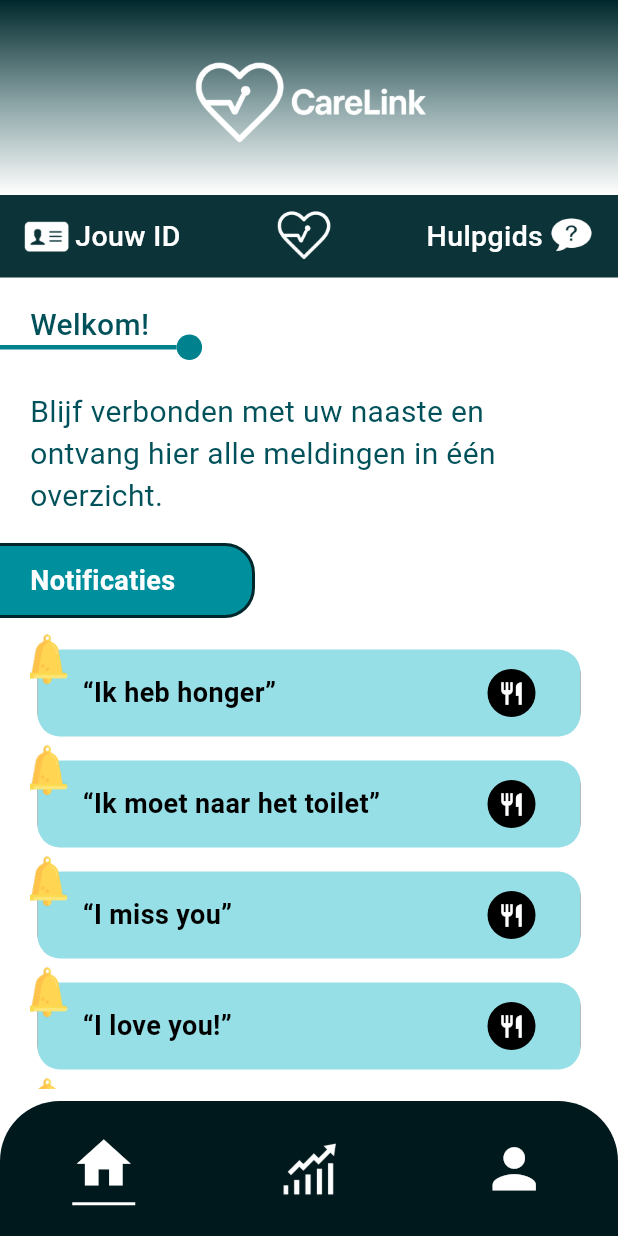
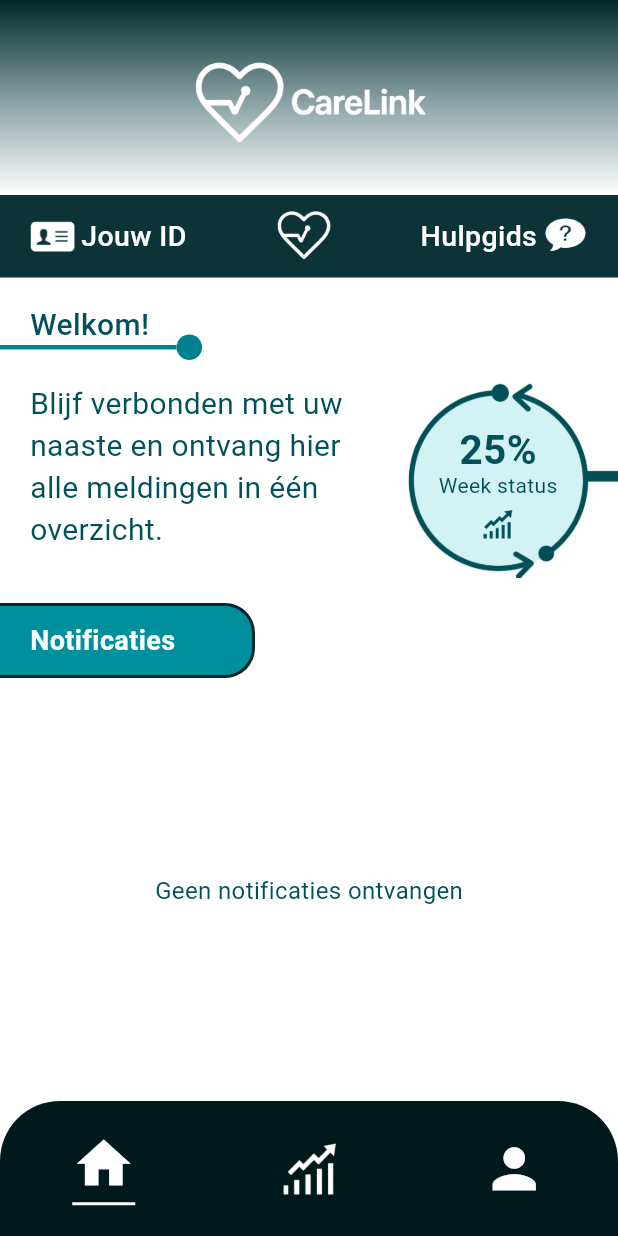
Before and after one commit to jaszy-md/Caregiver_app, a Flutter app: the CaregiverHomePage screen opened by its route, on a phone screen of 412 x 824 dp. Run offline on Flutter 3.47's test engine with Material 3 defaults, Android fonts, the phone set to English and light mode, and no system bars; our stand-ins replace animated_text_kit, fl_chart, go_router; Roboto replaces fonts that are missing (Poppins).

Commit message:
caregiver homepage + animations

```diff
--- a/lib/layout/subheaders/caregiver_sub_header.dart
+++ b/lib/layout/subheaders/caregiver_sub_header.dart
@@ -9,7 +9,7 @@ class CaregiverSubHeader extends StatelessWidget {
     return Container(
       height: 55,
       color: const Color(0xFF0C3337),
-      padding: const EdgeInsets.symmetric(horizontal: 16),
+      padding: const EdgeInsets.symmetric(horizontal: 20),
       child: Row(
         mainAxisAlignment: MainAxisAlignment.spaceBetween,
         crossAxisAlignment: CrossAxisAlignment.center,
--- a/lib/views/caregiver/home/caregiver_home_page.dart
+++ b/lib/views/caregiver/home/caregiver_home_page.dart
@@ -1,5 +1,6 @@
 import 'package:care_link/widgets/notifications/notification_tile.dart';
 import 'package:care_link/widgets/notifications/notification_title_tile.dart';
+import 'package:care_link/widgets/tiles/week-state-tile.dart';
 import 'package:flutter/material.dart';
 import 'package:care_link/widgets/tiles/line_dot_title.dart';
 
@@ -10,14 +11,65 @@ class CaregiverHomePage extends StatefulWidget {
   State<CaregiverHomePage> createState() => _CaregiverHomePageState();
 }
 
-class _CaregiverHomePageState extends State<CaregiverHomePage> {
-  final List<String> _notifications = [
+class _CaregiverHomePageState extends State<CaregiverHomePage>
+    with TickerProviderStateMixin {
+  late final AnimationController _weekTileController;
+  Animation<Offset>? _weekTileAnimation;
+
+  late final AnimationController _tileController;
+
+  final List<String> _allNotifications = [
     '“Ik heb honger”',
     '“Ik moet naar het toilet”',
     '“I miss you”',
-    '“I love you!”',
     '“Ik wil naar buiten”',
   ];
+
+  final List<String> _visibleNotifications = [];
+
+  @override
+  void initState() {
+    super.initState();
+
+    _weekTileController = AnimationController(
+      vsync: this,
+      duration: const Duration(milliseconds: 900),
+    );
+
+    _weekTileAnimation = Tween<Offset>(
+      begin: const Offset(1.2, 0),
+      end: Offset.zero,
+    ).animate(
+      CurvedAnimation(parent: _weekTileController, curve: Curves.easeOutCubic),
+    );
+
+    _tileController = AnimationController(
+      vsync: this,
+      duration: const Duration(milliseconds: 800),
+    );
+
+    WidgetsBinding.instance.addPostFrameCallback((_) {
+      if (mounted) _weekTileController.forward(from: 0);
+    });
+  }
+
+  @override
+  void dispose() {
+    _weekTileController.dispose();
+    _tileController.dispose();
+    super.dispose();
+  }
+
+  void _addNotification() {
+    if (_visibleNotifications.length < _allNotifications.length) {
+      setState(() {
+        _visibleNotifications.add(
+          _allNotifications[_visibleNotifications.length],
+        );
+      });
+      _tileController.forward(from: 0);
+    }
+  }
 
   @override
   Widget build(BuildContext context) {
@@ -28,14 +80,16 @@ class _CaregiverHomePageState extends State<CaregiverHomePage> {
         crossAxisAlignment: CrossAxisAlignment.start,
         children: [
           const SizedBox(height: 5),
+          const LineDotTitle(title: 'Welkom!'),
+          const SizedBox(height: 15),
 
-          const LineDotTitle(title: 'Welkom!'),
-
-          const SizedBox(height: 20),
-
-          const Padding(
-            padding: EdgeInsets.symmetric(horizontal: 20),
-            child: Text(
+          Row(
+            crossAxisAlignment: CrossAxisAlignment.start,
+            children: [
+              Expanded(
+                child: Padding(
+                  padding: const EdgeInsets.symmetric(horizontal: 20),
+                  child: const Text(
                     'Blijf verbonden met uw naaste en ontvang hier alle meldingen in één overzicht.',
                     style: TextStyle(
                       fontFamily: 'Poppins',
@@ -45,10 +99,25 @@ class _CaregiverHomePageState extends State<CaregiverHomePage> {
                     ),
                   ),
                 ),
+              ),
 
-          const SizedBox(height: 11),
+              if (_weekTileAnimation != null)
+                SlideTransition(
+                  position: _weekTileAnimation!,
+                  child: const WeekStateTile(),
+                )
+              else
+                const WeekStateTile(),
+            ],
+          ),
 
-          const NotificationTitleTile(label: 'Notificaties'),
+          const SizedBox(height: 10),
+
+          // Temporary test btn to add notificationss
+          GestureDetector(
+            onTap: _addNotification,
+            child: const NotificationTitleTile(label: 'Notificaties'),
+          ),
 
           const SizedBox(height: 3),
 
@@ -61,6 +130,19 @@ class _CaregiverHomePageState extends State<CaregiverHomePage> {
               ),
               child: LayoutBuilder(
                 builder: (context, constraints) {
+                  if (_visibleNotifications.isEmpty) {
+                    return const Center(
+                      child: Text(
+                        'Geen notificaties ontvangen',
+                        style: TextStyle(
+                          fontFamily: 'Poppins',
+                          fontSize: 16,
+                          color: Color(0xFF005159),
+                        ),
+                      ),
+                    );
+                  }
+
                   return SingleChildScrollView(
                     physics: const BouncingScrollPhysics(),
                     child: ConstrainedBox(
@@ -71,7 +153,7 @@ class _CaregiverHomePageState extends State<CaregiverHomePage> {
                         physics: const NeverScrollableScrollPhysics(),
                         shrinkWrap: true,
                         clipBehavior: Clip.none,
-                        itemCount: _notifications.length,
+                        itemCount: _visibleNotifications.length,
                         padding: const EdgeInsets.only(
                           top: 3,
                           bottom: 20,
@@ -79,8 +161,25 @@ class _CaregiverHomePageState extends State<CaregiverHomePage> {
                           right: 5,
                         ),
                         itemBuilder: (context, index) {
-                          final notification = _notifications[index];
-                          return Stack(
+                          final notification = _visibleNotifications[index];
+
+                          final tileAnimation = Tween<Offset>(
+                            begin: const Offset(0, -1),
+                            end: Offset.zero,
+                          ).animate(
+                            CurvedAnimation(
+                              parent: _tileController,
+                              curve: Interval(
+                                0.1 * index,
+                                0.6 + 0.1 * index,
+                                curve: Curves.easeOutCubic,
+                              ),
+                            ),
+                          );
+
+                          return SlideTransition(
+                            position: tileAnimation,
+                            child: Stack(
                               clipBehavior: Clip.none,
                               children: [
                                 Positioned.fill(
@@ -105,7 +204,6 @@ class _CaregiverHomePageState extends State<CaregiverHomePage> {
                                     ),
                                   ),
                                 ),
-
                                 Padding(
                                   padding: const EdgeInsets.symmetric(
                                     vertical: 8,
@@ -115,13 +213,16 @@ class _CaregiverHomePageState extends State<CaregiverHomePage> {
                                     direction: DismissDirection.endToStart,
                                     onDismissed: (_) {
                                       setState(() {
-                                      _notifications.removeAt(index);
+                                        _visibleNotifications.removeAt(index);
                                       });
                                     },
-                                  child: NotificationTile(label: notification),
+                                    child: NotificationTile(
+                                      label: notification,
+                                    ),
                                   ),
                                 ),
                               ],
+                            ),
                           );
                         },
                       ),
--- a/lib/widgets/sections/graph_section.dart
+++ b/lib/widgets/sections/graph_section.dart
@@ -199,7 +199,7 @@ class _GraphSectionState extends State<GraphSection> {
         ),
 
         const SizedBox(height: 2),
-
+        //legenda
         Container(
           margin: const EdgeInsets.only(left: 20),
           child: Center(
--- a/lib/widgets/tiles/legenda_tile.dart
+++ b/lib/widgets/tiles/legenda_tile.dart
@@ -78,7 +78,7 @@ class _LegendaTileState extends State<LegendaTile> {
               textAlign: TextAlign.left,
               style: const TextStyle(
                 fontFamily: 'Poppins',
-                fontSize: 14,
+                fontSize: 15,
                 fontWeight: FontWeight.w600,
                 color: Colors.black,
               ),
--- /dev/null
+++ b/lib/widgets/tiles/week-state-tile.dart
@@ -0,0 +1,67 @@
+import 'package:flutter/material.dart';
+import 'package:go_router/go_router.dart';
+
+class WeekStateTile extends StatelessWidget {
+  final String percentage;
+
+  const WeekStateTile({super.key, this.percentage = '25%'});
+
+  @override
+  Widget build(BuildContext context) {
+    return GestureDetector(
+      onTap: () {
+        context.go('/stats');
+      },
+      child: SizedBox(
+        width: 140,
+        height: 130,
+        child: Stack(
+          alignment: Alignment.center,
+          children: [
+            Image.asset(
+              'assets/images/status-widget.png',
+              fit: BoxFit.fill,
+              width: 140,
+              height: 130,
+            ),
+            Transform.translate(
+              offset: const Offset(-10, 0),
+              child: Column(
+                mainAxisSize: MainAxisSize.min,
+                children: [
+                  Text(
+                    percentage,
+                    style: const TextStyle(
+                      fontFamily: 'Poppins',
+                      fontSize: 27,
+                      fontWeight: FontWeight.w600,
+                      color: Color(0xFF005159),
+                    ),
+                  ),
+                  Transform.translate(
+                    offset: const Offset(0, -6),
+                    child: const Text(
+                      'Week status',
+                      style: TextStyle(
+                        fontFamily: 'Poppins',
+                        fontSize: 14,
+                        fontWeight: FontWeight.w400,
+                        color: Color(0xFF005159),
+                      ),
+                    ),
+                  ),
+                  Image.asset(
+                    'assets/images/graph-up.png',
+                    width: 20,
+                    height: 20,
+                    fit: BoxFit.contain,
+                  ),
+                ],
+              ),
+            ),
+          ],
+        ),
+      ),
+    );
+  }
+}
```
Also changed, not shown: assets/images/status-widget-2.png (added), assets/images/status-widget.png (added). Lines whose indentation alone changed are shown as unchanged.
